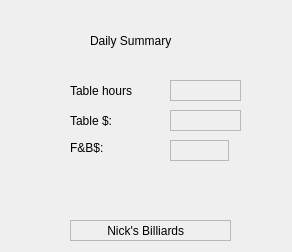
Before: the Qt Designer form dailysummary.ui in aj501/NickBilliardsPrjQT, drawn with Qt 5.
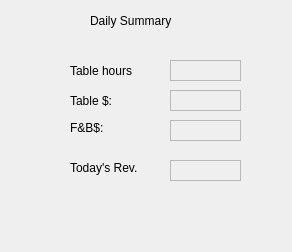
After: the same form once the commit is applied.

```diff
--- a/dailysummary.ui
+++ b/dailysummary.ui
@@ -20,7 +20,7 @@
    <property name="geometry">
     <rect>
      <x>90</x>
-     <y>20</y>
+     <y>0</y>
      <width>101</width>
      <height>41</height>
     </rect>
@@ -33,7 +33,7 @@
    <property name="geometry">
     <rect>
      <x>70</x>
-     <y>110</y>
+     <y>90</y>
      <width>71</width>
      <height>21</height>
     </rect>
@@ -46,7 +46,7 @@
    <property name="geometry">
     <rect>
      <x>70</x>
-     <y>140</y>
+     <y>120</y>
      <width>59</width>
      <height>16</height>
     </rect>
@@ -59,7 +59,7 @@
    <property name="geometry">
     <rect>
      <x>170</x>
-     <y>80</y>
+     <y>60</y>
      <width>71</width>
      <height>21</height>
     </rect>
@@ -78,8 +78,8 @@
    <property name="geometry">
     <rect>
      <x>170</x>
-     <y>140</y>
-     <width>59</width>
+     <y>120</y>
+     <width>71</width>
      <height>21</height>
     </rect>
    </property>
@@ -97,7 +97,7 @@
    <property name="geometry">
     <rect>
      <x>170</x>
-     <y>110</y>
+     <y>90</y>
      <width>71</width>
      <height>21</height>
     </rect>
@@ -116,7 +116,7 @@
    <property name="geometry">
     <rect>
      <x>70</x>
-     <y>80</y>
+     <y>60</y>
      <width>71</width>
      <height>21</height>
     </rect>
@@ -128,9 +128,9 @@
   <widget class="QLabel" name="label_7">
    <property name="geometry">
     <rect>
-     <x>70</x>
-     <y>220</y>
-     <width>161</width>
+     <x>170</x>
+     <y>160</y>
+     <width>71</width>
      <height>21</height>
     </rect>
    </property>
@@ -141,7 +141,20 @@
     <enum>QFrame::Sunken</enum>
    </property>
    <property name="text">
-    <string>          Nick's Billiards</string>
+    <string/>
+   </property>
+  </widget>
+  <widget class="QLabel" name="label_4">
+   <property name="geometry">
+    <rect>
+     <x>70</x>
+     <y>160</y>
+     <width>81</width>
+     <height>16</height>
+    </rect>
+   </property>
+   <property name="text">
+    <string>Today's Rev.</string>
    </property>
   </widget>
  </widget>
```
Left out of the diff: 2 changed lines with no effect on the pictures.
